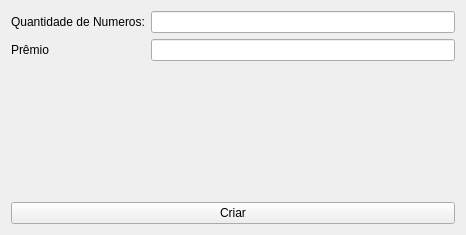
WallacX/Sist.-Gerenciamento-de-rifas, file ui/criar.ui: the form before one commit.
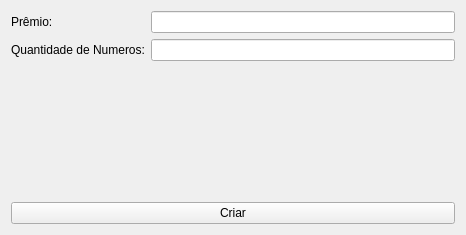
The form after the commit.

What changed in the file:
```diff
--- a/ui/criar.ui
+++ b/ui/criar.ui
@@ -16,26 +16,26 @@
   <layout class="QVBoxLayout" name="verticalLayout">
    <item>
     <layout class="QFormLayout" name="formLayout">
+     <item row="1" column="1">
+      <widget class="QLineEdit" name="qtd_num_line"/>
+     </item>
+     <item row="0" column="1">
+      <widget class="QLineEdit" name="premio_line"/>
+     </item>
      <item row="0" column="0">
+      <widget class="QLabel" name="label_2">
+       <property name="text">
+        <string>Prêmio:</string>
+       </property>
+      </widget>
+     </item>
+     <item row="1" column="0">
       <widget class="QLabel" name="label">
        <property name="text">
         <string>Quantidade de Numeros:</string>
        </property>
       </widget>
      </item>
-     <item row="0" column="1">
-      <widget class="QLineEdit" name="qtd_numeros_line"/>
-     </item>
-     <item row="1" column="0">
-      <widget class="QLabel" name="label_2">
-       <property name="text">
-        <string>Prêmio</string>
-       </property>
-      </widget>
-     </item>
-     <item row="1" column="1">
-      <widget class="QLineEdit" name="lineEdit"/>
-     </item>
     </layout>
    </item>
    <item>
```
